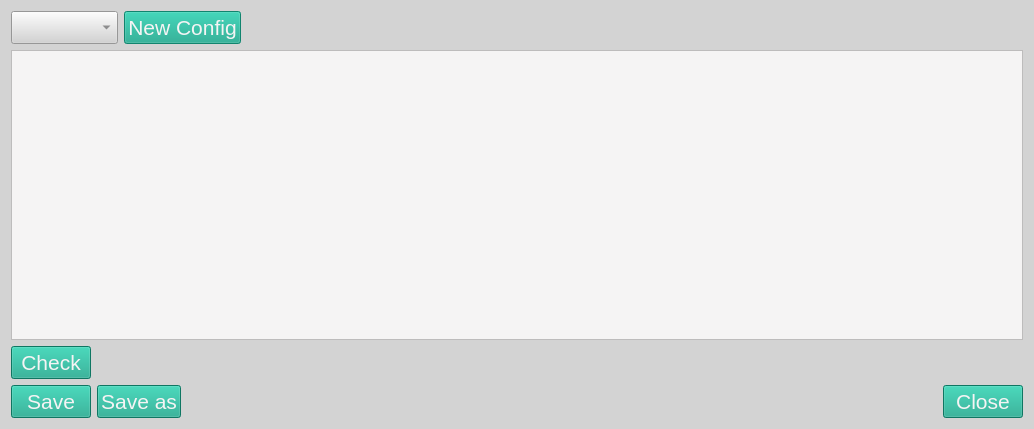
Old version of the form ibridgesgui/ui_files/configCheck.ui in the repository iBridges-for-iRODS/iBridges-GUI.
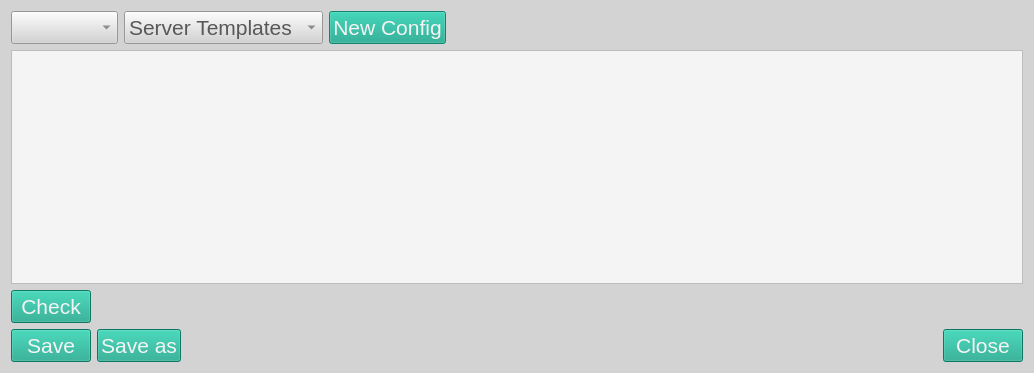
New version of the form.

Commit message:
Add dropdown menu for server templates (#210)
* Add dropdown menu for server templates

* ruff

---------

The edit to the form file:
```diff
--- a/ibridgesgui/ui_files/configCheck.ui
+++ b/ibridgesgui/ui_files/configCheck.ui
@@ -7,7 +7,7 @@
     <x>0</x>
     <y>0</y>
     <width>1034</width>
-    <height>429</height>
+    <height>373</height>
    </rect>
   </property>
   <property name="windowTitle">
@@ -57,6 +57,15 @@
      <item>
       <widget class="QComboBox" name="envbox"/>
      </item>
+     <item>
+      <widget class="QComboBox" name="template_box">
+       <item>
+        <property name="text">
+         <string>Server Templates</string>
+        </property>
+       </item>
+      </widget>
+     </item>
      <item>
       <widget class="QPushButton" name="new_button">
        <property name="text">
```
The commit also changes 2 other files.
